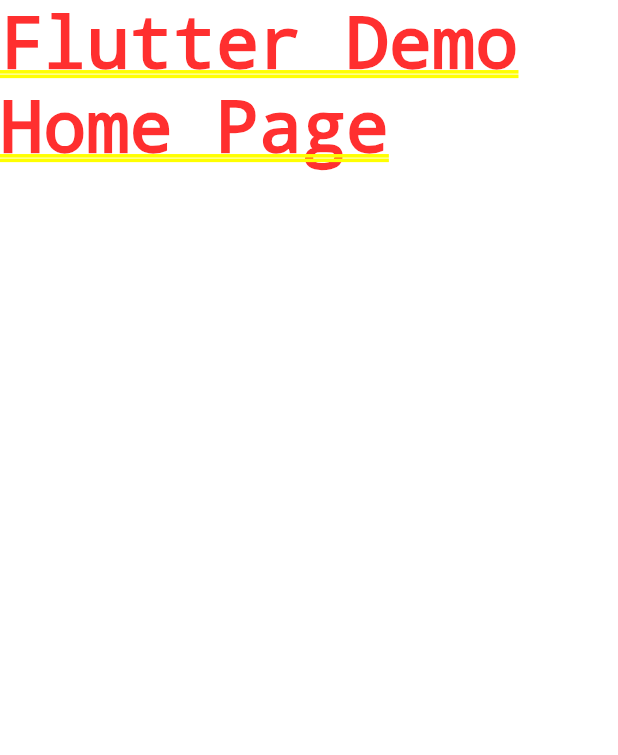
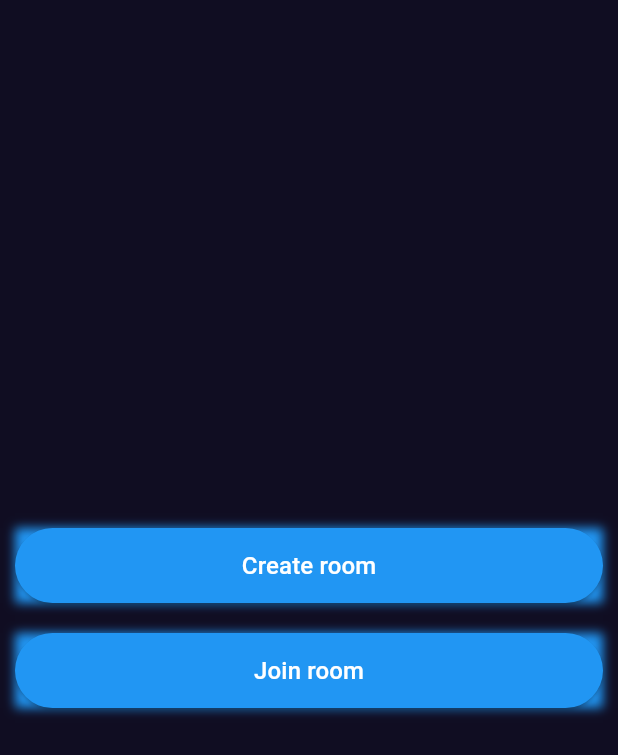
Before and after one commit to ritik6559/Tic-Tac-Toe-Flutter-Node, a Flutter app: the screen it shows after launch, on a phone screen of 412 x 824 dp. Shown: the top 755 px of the screen. Run offline on Flutter 3.47's test engine with Material 3 defaults, Android fonts, the light colour scheme and no system bars.

Commit message:
main menu screen completed

```diff
--- a/lib/main.dart
+++ b/lib/main.dart
@@ -1,4 +1,5 @@
 import 'package:flutter/material.dart';
+import 'package:tic_tac_toe/screens/main_menu_screen.dart';
 import 'package:tic_tac_toe/utils/color.dart';
 
 void main() {
@@ -15,7 +16,11 @@
       theme: ThemeData.dark().copyWith(
         scaffoldBackgroundColor: bgColor
       ),
-      home: const Text('Flutter Demo Home Page'),
+      home: const MainMenuScreen(),
+      routes: {
+        MainMenuScreen.routeName : (context) => const MainMenuScreen(),
+      },
+      initialRoute: MainMenuScreen.routeName,
     );
   }
 }
--- /dev/null
+++ b/lib/reponsive/responsive.dart
@@ -0,0 +1,18 @@
+import 'package:flutter/material.dart';
+
+class Responsive extends StatelessWidget {
+  final Widget child;
+  const Responsive({super.key, required this.child});
+
+  @override
+  Widget build(BuildContext context) {
+    return Center(
+      child: ConstrainedBox(
+        constraints: const BoxConstraints(
+          maxWidth: 600,
+        ),
+        child: child,
+      ),
+    );
+  }
+}
--- /dev/null
+++ b/lib/screens/main_menu_screen.dart
@@ -0,0 +1,33 @@
+import 'package:flutter/material.dart';
+import 'package:tic_tac_toe/reponsive/responsive.dart';
+import 'package:tic_tac_toe/widgets/custom_button.dart';
+
+class MainMenuScreen extends StatelessWidget {
+  static const routeName = '/route-menu';
+  const MainMenuScreen({super.key});
+
+  @override
+  Widget build(BuildContext context) {
+    return Scaffold(
+      body: Responsive(
+        child: Padding(
+          padding: const EdgeInsets.all(10),
+          child: Column(
+            mainAxisAlignment: MainAxisAlignment.center,
+            children: [
+              CustomButton(
+                onTap: () {},
+                text: 'Create room',
+              ),
+              const SizedBox(height: 20),
+              CustomButton(
+                onTap: () {},
+                text: 'Join room',
+              ),
+            ],
+          ),
+        ),
+      ),
+    );
+  }
+}
--- /dev/null
+++ b/lib/widgets/custom_button.dart
@@ -0,0 +1,41 @@
+import 'package:flutter/material.dart';
+
+class CustomButton extends StatelessWidget {
+  final VoidCallback onTap;
+  final String text;
+  const CustomButton({
+    super.key,
+    required this.onTap,
+    required this.text,
+  });
+
+  @override
+  Widget build(BuildContext context) {
+    final width = MediaQuery.of(context).size.width;
+    return Container(
+      decoration: const BoxDecoration(
+        boxShadow: [
+          BoxShadow(
+            color: Colors.blue,
+            blurRadius: 5,
+            spreadRadius: 0,
+          )
+        ],
+      ),
+      child: ElevatedButton(
+        onPressed: onTap,
+        style: ElevatedButton.styleFrom(
+          backgroundColor: Colors.blue,
+          minimumSize: Size(
+            width,
+            50,
+          ),
+        ),
+        child: Text(
+          text,
+          style: const TextStyle(fontSize: 16, color: Colors.white),
+        ),
+      ),
+    );
+  }
+}
```
Also changed, not shown: lib/screens/create_room_screen.dart (added), lib/screens/join_room_screen.dart (added).
